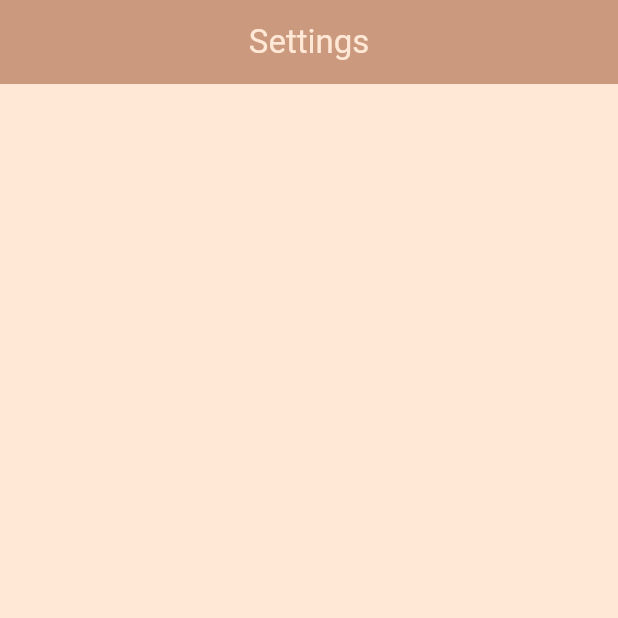
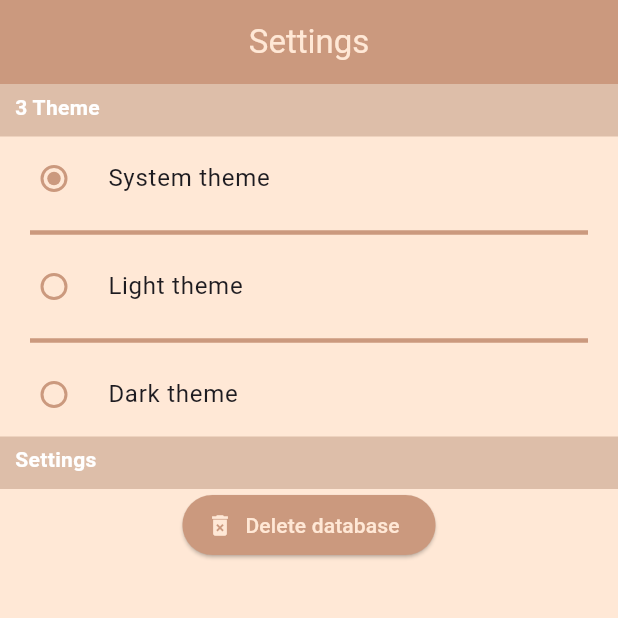
Before and after one commit to George-B-G/note-todo-flutter-app, a Flutter app: the SettingScreen screen opened directly, on a phone screen of 412 x 824 dp, the top half of it. Run offline on Flutter 3.47's test engine with Material 3 defaults, Android fonts, the phone set to English and light mode, and no system bars; our stand-ins replace bloc, conditional_builder_null_safety, flutter_bloc, image_picker, sqflite; accounts and stored records are empty.

Commit message:
Update theme mode and refactor code
- Refactor code to use a shared constant for theme mode
- Refactor code to improve readability and maintainability

```diff
--- a/lib/main.dart
+++ b/lib/main.dart
@@ -1,6 +1,7 @@
 import 'package:flutter/material.dart';
 import 'package:flutter_bloc/flutter_bloc.dart';
 import 'package:note_todo_app/layout/layout_screen.dart';
+import 'package:note_todo_app/shared/components/constant.dart';
 import 'package:note_todo_app/shared/cubit/bloc_observer.dart';
 import 'package:note_todo_app/shared/cubit/cubit.dart';
 import 'package:note_todo_app/shared/cubit/state.dart';
@@ -25,7 +26,7 @@ class MyApp extends StatelessWidget {
           return MaterialApp(
             debugShowCheckedModeBanner: false,
             title: 'Note and Todo',
-            themeMode: ThemeMode.system,
+            themeMode: themeMode,
             theme: buildLightTheme(),
             darkTheme: buildDarkTheme(),
             home: const LayoutScreen(),
--- a/lib/module/note_menu.dart
+++ b/lib/module/note_menu.dart
@@ -27,7 +27,6 @@ class NoteMenu extends StatelessWidget {
             tableName: "notes",
             context: context,
           ),
-          // File: '/data/user/0/com.example.note_todo_app/cache/ec78a8fb-048a-4cdd-bd50-2f512c245702/wallpaperflare.com_wallpaper.jpg'
         );
       },
     );
--- a/lib/module/settings_screen.dart
+++ b/lib/module/settings_screen.dart
@@ -1,19 +1,45 @@
 import 'package:flutter/material.dart';
 import 'package:flutter_bloc/flutter_bloc.dart';
+import 'package:note_todo_app/shared/components/components.dart';
+import 'package:note_todo_app/shared/components/constant.dart';
 import 'package:note_todo_app/shared/cubit/cubit.dart';
 import 'package:note_todo_app/shared/cubit/state.dart';
 
 class SettingScreen extends StatelessWidget {
-  const SettingScreen({super.key});
+  SettingScreen({super.key});
 
   @override
   Widget build(BuildContext context) {
     return BlocConsumer<NoteTodoCubit, NoteTodoState>(
       listener: (context, state) {},
       builder: (context, state) {
+        var cubit = NoteTodoCubit.get(context);
         return Scaffold(
           appBar: AppBar(
             title: const Text('Settings'),
+          ),
+          body: Column(
+            children: [
+              screenSeparator(title: 'Theme', number: cubit.themes.length),
+              buildListViewSeparator(
+                count: cubit.themes.length,
+                itemBuilderVal: (context, index) => RadioListTile(
+                  title: Text('${cubit.themes[index]['name']}'),
+                  value: cubit.themes[index]['value'],
+                  groupValue: cubit.groupValue,
+                  onChanged: (value) => cubit.changeThemeMode(value),
+                  selected: cubit.themes[index] == index ? true : false,
+                ),
+              ),
+              screenSeparator(
+                title: 'Settings',
+              ),
+              ElevatedButton.icon(
+                onPressed: () => cubit.deleteDatabaseData(),
+                icon: const Icon(Icons.delete_forever),
+                label: const Text('Delete database'),
+              )
+            ],
           ),
         );
       },
--- a/lib/shared/components/components.dart
+++ b/lib/shared/components/components.dart
@@ -139,7 +139,7 @@ Widget buildItem({
 
 Widget screenSeparator({
   required String title,
-  required int number,
+  int? number,
 }) =>
     Container(
       height: 35,
@@ -147,8 +147,21 @@ Widget screenSeparator({
       padding: const EdgeInsets.only(top: 5.5, left: 10),
       color: midBrownColor,
       child: Text(
-        '$number $title',
+        number == null ? title : '$number $title',
         style:
             const TextStyle(fontWeight: FontWeight.w600, color: Colors.white),
       ),
     );
+
+Widget buildListViewSeparator({
+  required int count,
+  required Widget? Function(BuildContext, int) itemBuilderVal,
+  ScrollPhysics scrollPhysics = const NeverScrollableScrollPhysics(),
+}) =>
+    ListView.separated(
+      shrinkWrap: true,
+      physics: scrollPhysics,
+      separatorBuilder: (context, index) => const Divider(),
+      itemCount: count,
+      itemBuilder: itemBuilderVal,
+    );
--- a/lib/shared/components/constant.dart
+++ b/lib/shared/components/constant.dart
@@ -14,3 +14,5 @@ Color darkBrownColor = const Color(0xffCB997E);
 Color darkThemeFontColor = const Color(0xffe4c5b6);
 Color darkThemeBackgroundColor = const Color(0xff221e1c);
 Color darkThemeForegroundColor = const Color(0xff373331);
+
+ThemeMode themeMode = ThemeMode.system;
--- a/lib/shared/cubit/cubit.dart
+++ b/lib/shared/cubit/cubit.dart
@@ -242,4 +242,31 @@ class NoteTodoCubit extends Cubit<NoteTodoState> {
       }
     }
   }
+
+  String groupValue = 'System';
+  List<Map> themes = [
+    {
+      'name': 'System theme',
+      'value': 'System',
+    },
+    {
+      'name': 'Light theme',
+      'value': 'Light',
+    },
+    {
+      'name': 'Dark theme',
+      'value': 'Dark',
+    },
+  ];
+  void changeThemeMode(String val) {
+    groupValue = val;
+    if (val == 'System') {
+      themeMode = ThemeMode.system;
+    } else if (val == 'Light') {
+      themeMode = ThemeMode.light;
+    } else {
+      themeMode = ThemeMode.dark;
+    }
+    emit(ChangeThemeModeState());
+  }
 }
--- a/lib/shared/cubit/state.dart
+++ b/lib/shared/cubit/state.dart
@@ -27,3 +27,5 @@ class ChangeCheckboxValueState extends NoteTodoState {}
 class ImagePickerSuccessState extends NoteTodoState {}
 
 class ImagePickerLoadingState extends NoteTodoState {}
+
+class ChangeThemeModeState extends NoteTodoState {}
--- a/lib/shared/style/style.dart
+++ b/lib/shared/style/style.dart
@@ -12,6 +12,13 @@ ThemeData buildLightTheme() => ThemeData(
       ),
       drawerTheme: DrawerThemeData(
         backgroundColor: lightBrownColor,
+      ),
+      elevatedButtonTheme: ElevatedButtonThemeData(
+        style: ButtonStyle(
+          backgroundColor: MaterialStatePropertyAll(darkBrownColor),
+          iconColor: MaterialStatePropertyAll(lightBrownColor),
+          foregroundColor: MaterialStatePropertyAll(lightBrownColor),
+        ),
       ),
       bottomNavigationBarTheme: BottomNavigationBarThemeData(
         backgroundColor: darkBrownColor,
@@ -37,6 +44,8 @@ ThemeData buildLightTheme() => ThemeData(
         fillColor: MaterialStatePropertyAll(lightBrownColor),
         checkColor: MaterialStatePropertyAll(darkBrownColor),
       ),
+      radioTheme:
+          RadioThemeData(fillColor: MaterialStatePropertyAll(darkBrownColor)),
     );
 
 ThemeData buildDarkTheme() => ThemeData(
@@ -77,5 +86,14 @@ ThemeData buildDarkTheme() => ThemeData(
         thickness: 3,
         color: darkThemeBackgroundColor,
       ),
+      elevatedButtonTheme: ElevatedButtonThemeData(
+        style: ButtonStyle(
+          backgroundColor: MaterialStatePropertyAll(darkThemeFontColor),
+          iconColor: MaterialStatePropertyAll(darkThemeBackgroundColor),
+          foregroundColor: MaterialStatePropertyAll(darkThemeBackgroundColor),
+        ),
+      ),
       dialogTheme: DialogTheme(backgroundColor: darkThemeBackgroundColor),
+      radioTheme: RadioThemeData(
+          fillColor: MaterialStatePropertyAll(darkThemeFontColor)),
     );
```
Also changed, not shown: lib/layout/layout_screen.dart (+6 -20 lines).
